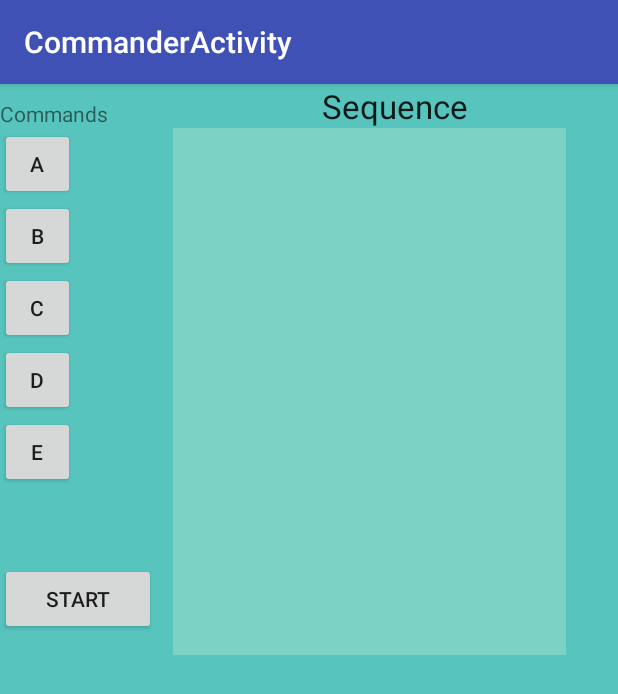
After one commit to giladmanor/Robert2, an Android app: the CommanderActivity screen opened directly, with no data from a screen before it, on a phone screen of 412 x 824 dp. The commit adds this screen. Shown: the top 694 px of the screen. Run offline under Robolectric (Android 15) with nearby library versions, the phone set to English and light mode, and no system bars; network calls fail.

Commit message:
commander activity

```diff
--- a/app/build.gradle
+++ b/app/build.gradle
@@ -22,6 +22,7 @@ android {
 dependencies {
     compile fileTree(dir: 'libs', include: ['*.jar'])
     testCompile 'junit:junit:4.12'
-    compile 'com.android.support:appcompat-v7:23.0.1'
-    compile 'com.android.support:design:23.0.1'
+    compile 'com.android.support:appcompat-v7:23.1.0'
+    compile 'com.android.support:design:23.1.0'
+    compile 'com.android.support:support-v4:23.1.0'
 }
--- /dev/null
+++ b/app/src/main/java/co/quizic/robert2/CommanderActivity.java
@@ -0,0 +1,40 @@
+package co.quizic.robert2;
+
+import android.support.v7.app.AppCompatActivity;
+import android.os.Bundle;
+import android.view.View;
+import android.widget.Button;
+import android.widget.LinearLayout;
+import android.widget.TextView;
+
+public class CommanderActivity extends AppCompatActivity {
+
+    @Override
+    protected void onCreate(Bundle savedInstanceState) {
+        super.onCreate(savedInstanceState);
+        setContentView(R.layout.activity_commander);
+    }
+
+
+
+    public void addCommand(View v){
+        String t = ((Button)v).getText().toString();
+        LinearLayout ll = (LinearLayout) findViewById(R.id.commandList);
+        TextView tv = new TextView(this);
+
+        tv.setText(t);
+        ll.addView(tv);
+
+    }
+
+
+    public void sendBT(View v){
+
+        LinearLayout ll = (LinearLayout) findViewById(R.id.commandList);
+        for(int i=0;i<ll.getChildCount();i++){
+            String t = ((TextView)ll.getChildAt(i)).getText().toString();
+            BluetoothConnector.getInstance("").sendMessage(t);
+        }
+
+    }
+}
--- /dev/null
+++ b/app/src/main/res/layout/activity_commander.xml
@@ -0,0 +1,126 @@
+<?xml version="1.0" encoding="utf-8"?>
+<RelativeLayout xmlns:android="http://schemas.android.com/apk/res/android"
+    xmlns:tools="http://schemas.android.com/tools" android:layout_width="match_parent"
+    android:layout_height="match_parent" android:paddingLeft="@dimen/activity_horizontal_margin"
+    android:paddingRight="@dimen/activity_horizontal_margin"
+    android:paddingTop="@dimen/activity_vertical_margin"
+    android:paddingBottom="@dimen/activity_vertical_margin"
+    tools:context="co.quizic.robert2.CommanderActivity"
+    android:padding="0dp">
+    <LinearLayout
+        android:orientation="horizontal"
+        android:layout_width="match_parent"
+        android:layout_height="match_parent"
+        android:background="@color/colorC"
+        android:id="@+id/commandPane"
+        >
+
+        <LinearLayout
+            android:orientation="vertical"
+            android:layout_width="115dp"
+            android:layout_height="wrap_content"
+            android:layout_gravity="center_horizontal">
+
+            <Space
+                android:layout_width="match_parent"
+                android:layout_height="10dp" />
+
+            <TextView
+                android:layout_width="wrap_content"
+                android:layout_height="wrap_content"
+                android:textAppearance="?android:attr/textAppearanceSmall"
+                android:text="Commands"
+                android:id="@+id/textView2" />
+
+            <Button
+                android:layout_width="50dp"
+                android:layout_height="wrap_content"
+                android:text="A"
+                android:id="@+id/button"
+                android:layout_row="0"
+                android:layout_column="0"
+                android:onClick="addCommand"/>
+
+            <Button
+                android:layout_width="50dp"
+                android:layout_height="wrap_content"
+                android:text="B"
+                android:id="@+id/button3"
+                android:layout_row="0"
+                android:layout_column="1" android:onClick="addCommand"/>
+
+            <Button
+                android:layout_width="50dp"
+                android:layout_height="wrap_content"
+                android:text="C"
+                android:id="@+id/button2"
+                android:layout_row="0"
+                android:layout_column="2" android:onClick="addCommand" />
+
+            <Button
+                android:layout_width="50dp"
+                android:layout_height="wrap_content"
+                android:text="D"
+                android:id="@+id/button4"
+                android:layout_row="0"
+                android:layout_column="3"
+                android:onClick="addCommand"/>
+
+            <Button
+                android:layout_width="50dp"
+                android:layout_height="wrap_content"
+                android:text="E"
+                android:id="@+id/button5"
+                android:layout_row="0"
+                android:layout_column="4" android:onClick="addCommand"/>
+
+            <Space
+                android:layout_width="match_parent"
+                android:layout_height="50dp" />
+
+            <Button
+                android:layout_width="104dp"
+                android:layout_height="wrap_content"
+                android:text="Start"
+                android:id="@+id/button6"
+                android:layout_gravity="bottom"
+                android:onClick="sendBT"/>
+
+        </LinearLayout>
+
+        <LinearLayout
+            android:orientation="vertical"
+            android:layout_width="match_parent"
+            android:layout_height="match_parent"
+            android:layout_gravity="right">
+
+            <LinearLayout
+                android:orientation="horizontal"
+                android:layout_width="match_parent"
+                android:layout_height="wrap_content"
+                android:layout_gravity="center_horizontal"
+                android:gravity="center_horizontal">
+
+                <TextView
+                    android:layout_width="wrap_content"
+                    android:layout_height="wrap_content"
+                    android:textAppearance="?android:attr/textAppearanceLarge"
+                    android:text="Sequence"
+                    android:id="@+id/textView3"
+                    android:layout_gravity="center_vertical" />
+            </LinearLayout>
+
+            <LinearLayout
+                android:orientation="vertical"
+                android:layout_width="262dp"
+                android:layout_height="351dp"
+                android:background="@color/colorB"
+                android:id="@+id/commandList"
+                android:gravity="center_horizontal">
+
+            </LinearLayout>
+
+        </LinearLayout>
+
+    </LinearLayout>
+</RelativeLayout>
--- a/app/src/main/res/values/colors.xml
+++ b/app/src/main/res/values/colors.xml
@@ -10,4 +10,6 @@
     <color name="colorE">#51c1c6</color>
     <color name="colorBright">#ffffff</color>
     <color name="colorLessBright">#3a3a3a</color>
+
+    <color name="black_overlay">#66000000</color>
 </resources>
--- a/app/src/main/res/values/strings.xml
+++ b/app/src/main/res/values/strings.xml
@@ -1,4 +1,8 @@
 <resources>
     <string name="app_name">Robert2</string>
     <string name="action_settings">Settings</string>
+
+    <string name="title_activity_commander">CommanderActivity</string>
+    <string name="dummy_button">Dummy Button</string>
+    <string name="dummy_content">DUMMY\nCONTENT</string>
 </resources>
--- a/app/src/main/res/values/styles.xml
+++ b/app/src/main/res/values/styles.xml
@@ -16,4 +16,16 @@
     <style name="AppTheme.AppBarOverlay" parent="ThemeOverlay.AppCompat.Dark.ActionBar" />
     <style name="AppTheme.PopupOverlay" parent="ThemeOverlay.AppCompat.Light" />
 
+    <style name="FullscreenTheme" parent="AppTheme">
+        <item name="android:actionBarStyle">@style/FullscreenActionBarStyle</item>
+        <item name="android:windowActionBarOverlay">true</item>
+        <item name="android:windowBackground">@null</item>
+        <item name="metaButtonBarStyle">?android:attr/buttonBarStyle</item>
+        <item name="metaButtonBarButtonStyle">?android:attr/buttonBarButtonStyle</item>
+    </style>
+
+    <style name="FullscreenActionBarStyle" parent="Widget.AppCompat.ActionBar">
+        <item name="android:background">@color/black_overlay</item>
+    </style>
+
 </resources>
```
Also changed, not shown: app/src/main/AndroidManifest.xml (+9 -1 lines), app/src/main/java/co/quizic/robert2/MainActivity.java (+5 -21 lines), app/src/main/res/layout/activity_main.xml (+0 -115 lines), app/src/main/res/values/attrs.xml (added, +12 -0 lines), 1 other file.
